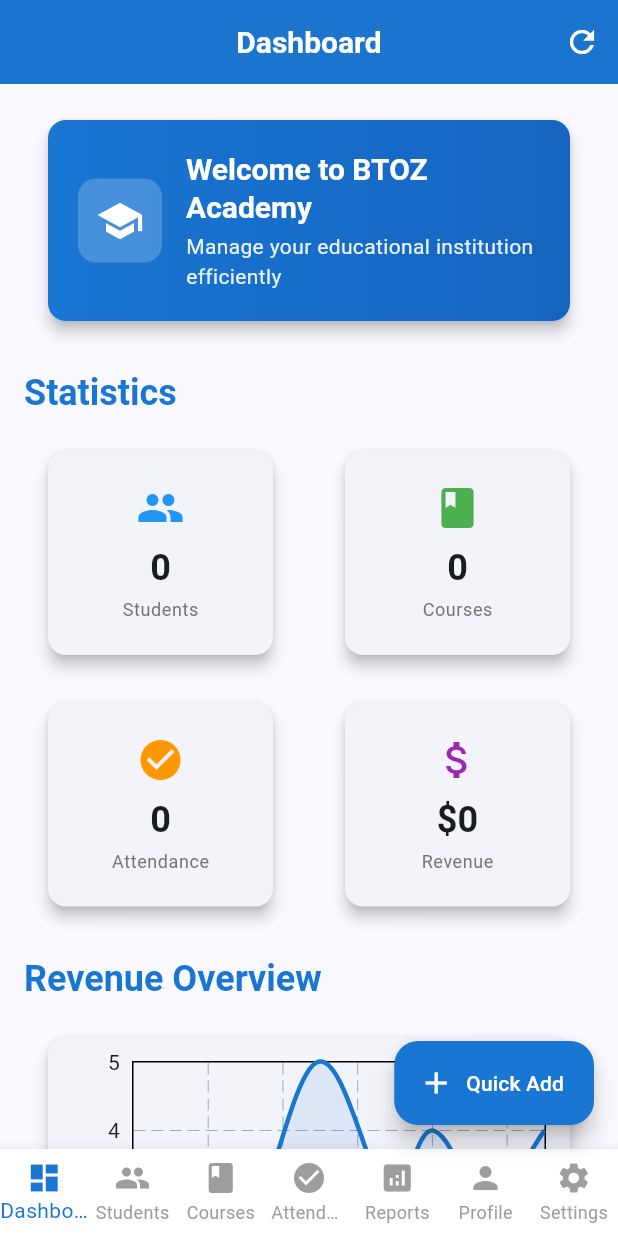
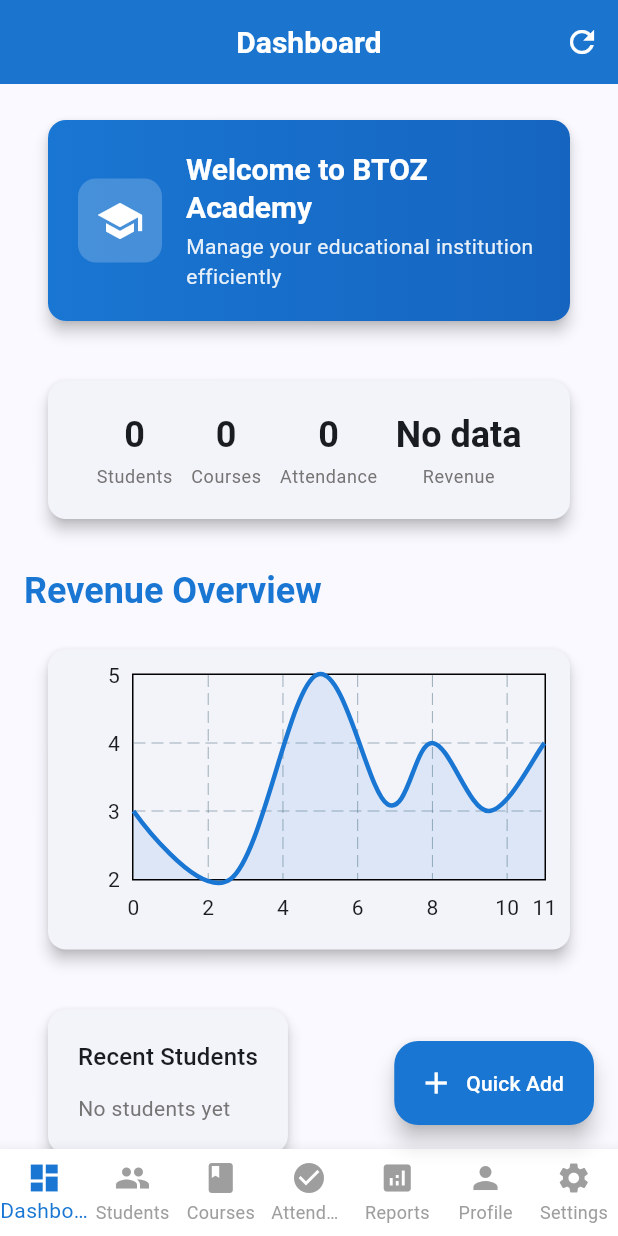
Before and after one commit to Uvaisbugh/Btoz_flutter, a Flutter app: the screen it shows after launch, on a phone screen of 412 x 824 dp. Run offline on Flutter 3.47's test engine with Material 3 defaults, Android fonts, the phone set to English and light mode, and no system bars; drawn by our look-alikes of fl_chart; our stand-ins replace connectivity_plus, flutter_local_notifications, flutter_spinkit, hive, hive_flutter, shared_preferences; accounts and stored records are empty; generated files the repository leaves out were written again.

Commit message:
Update home.dart

```diff
--- a/lib/screens/home.dart
+++ b/lib/screens/home.dart
@@ -203,46 +203,24 @@
   }
 
   Widget _buildStatisticsSection() {
-    return Column(
-      crossAxisAlignment: CrossAxisAlignment.start,
+    return Card(
+      child: Padding(
+        padding: const EdgeInsets.all(20),
+        child: Row(
+          mainAxisAlignment: MainAxisAlignment.spaceEvenly,
           children: [
-        Text('Statistics', style: Theme.of(context).textTheme.headlineMedium),
-        const SizedBox(height: 16),
-        GridView.count(
-          shrinkWrap: true,
-          physics: const NeverScrollableScrollPhysics(),
-          crossAxisCount: 2,
-          crossAxisSpacing: 16,
-          mainAxisSpacing: 16,
-          childAspectRatio: 1.2,
-          children: [
-            _buildStatCard(
-              'Students',
-              totalStudents.toString(),
-              Icons.people,
-              Colors.blue,
-            ),
-            _buildStatCard(
-              'Courses',
-              totalCourses.toString(),
-              Icons.book,
-              Colors.green,
-            ),
-            _buildStatCard(
-              'Attendance',
-              totalAttendance.toString(),
-              Icons.check_circle,
-              Colors.orange,
-            ),
+            _buildStatCard('Students', totalStudents.toString()),
+            _buildStatCard('Courses', totalCourses.toString()),
+            _buildStatCard('Attendance', totalAttendance.toString()),
             _buildStatCard(
               'Revenue',
-              '\$${NumberFormat('#,##0').format(totalRevenue)}',
-              Icons.attach_money,
-              Colors.purple,
+              totalRevenue == 0.0
+                  ? 'No data'
+                  : '\$${totalRevenue.toStringAsFixed(2)}',
             ),
           ],
         ),
-      ],
+      ),
     );
   }
 
@@ -307,142 +285,65 @@
   }
 
   Widget _buildRecentStudentsSection() {
-    return Column(
+    return Card(
+      child: Padding(
+        padding: const EdgeInsets.all(20),
+        child: Column(
           crossAxisAlignment: CrossAxisAlignment.start,
-      children: [
-        Row(
-          mainAxisAlignment: MainAxisAlignment.spaceBetween,
           children: [
             Text(
               'Recent Students',
-              style: Theme.of(context).textTheme.headlineMedium,
+              style: Theme.of(context).textTheme.titleMedium,
             ),
-            TextButton(
-              onPressed: () => setState(() => _currentIndex = 1),
-              child: const Text('View All'),
+            const SizedBox(height: 12),
+            if (recentStudents.isEmpty)
+              Text(
+                'No students yet',
+                style: TextStyle(color: Colors.grey[600]),
               ),
-          ],
-        ),
-        const SizedBox(height: 16),
             if (recentStudents.isNotEmpty)
-          ListView.builder(
-            shrinkWrap: true,
-            physics: const NeverScrollableScrollPhysics(),
-            itemCount: recentStudents.length,
-            itemBuilder: (context, index) {
-              final student = recentStudents[index];
-              return Card(
-                child: ListTile(
+              ...recentStudents.map(
+                (student) => ListTile(
                   leading: CircleAvatar(
-                    backgroundColor: Theme.of(context).primaryColor,
-                    child: Text(
-                      student.name[0].toUpperCase(),
-                      style: const TextStyle(
-                        color: Colors.white,
-                        fontWeight: FontWeight.bold,
-                      ),
-                    ),
+                    child: Text(student.name[0].toUpperCase()),
                   ),
                   title: Text(student.name),
-                  subtitle: Text('${student.course} • ${student.email}'),
-                  trailing: const Icon(Icons.chevron_right),
-                  onTap: () {
-                    // Navigate to student details
-                  },
+                  subtitle: Text(student.email),
                 ),
-              );
-            },
-          )
-        else
-          Card(
-            child: Padding(
-              padding: const EdgeInsets.all(20),
-              child: Center(
-                child: Column(
-                  children: [
-                    Icon(
-                      Icons.people_outline,
-                      size: 48,
-                      color: Colors.grey[400],
-                    ),
-                    const SizedBox(height: 8),
-                    Text(
-                      'No students yet',
-                      style: TextStyle(color: Colors.grey[600], fontSize: 16),
               ),
           ],
         ),
       ),
-            ),
-          ),
-      ],
     );
   }
 
   Widget _buildRecentCoursesSection() {
-    return Column(
+    return Card(
+      child: Padding(
+        padding: const EdgeInsets.all(20),
+        child: Column(
           crossAxisAlignment: CrossAxisAlignment.start,
-      children: [
-        Row(
-          mainAxisAlignment: MainAxisAlignment.spaceBetween,
           children: [
             Text(
               'Recent Courses',
-              style: Theme.of(context).textTheme.headlineMedium,
+              style: Theme.of(context).textTheme.titleMedium,
             ),
-            TextButton(
-              onPressed: () => setState(() => _currentIndex = 2),
-              child: const Text('View All'),
-            ),
-          ],
-        ),
-        const SizedBox(height: 16),
+            const SizedBox(height: 12),
+            if (recentCourses.isEmpty)
+              Text('No courses yet', style: TextStyle(color: Colors.grey[600])),
             if (recentCourses.isNotEmpty)
-          ListView.builder(
-            shrinkWrap: true,
-            physics: const NeverScrollableScrollPhysics(),
-            itemCount: recentCourses.length,
-            itemBuilder: (context, index) {
-              final course = recentCourses[index];
-              return Card(
-                child: ListTile(
+              ...recentCourses.map(
+                (course) => ListTile(
                   leading: CircleAvatar(
-                    backgroundColor: Colors.green,
-                    child: const Icon(Icons.book, color: Colors.white),
+                    child: Text(course.name[0].toUpperCase()),
                   ),
                   title: Text(course.name),
-                  subtitle: Text('${course.duration} months • \$${course.fee}'),
-                  trailing: const Icon(Icons.chevron_right),
-                  onTap: () {
-                    // Navigate to course details
-                  },
+                  subtitle: Text(course.instructor),
                 ),
-              );
-            },
-          )
-        else
-          Card(
-            child: Padding(
-              padding: const EdgeInsets.all(20),
-              child: Center(
-                child: Column(
-                  children: [
-                    Icon(
-                      Icons.book_outlined,
-                      size: 48,
-                      color: Colors.grey[400],
-                    ),
-                    const SizedBox(height: 8),
-                    Text(
-                      'No courses yet',
-                      style: TextStyle(color: Colors.grey[600], fontSize: 16),
               ),
           ],
         ),
       ),
-            ),
-          ),
-      ],
     );
   }
 
@@ -493,20 +394,10 @@
     );
   }
 
-  Widget _buildStatCard(
-    String title,
-    String value,
-    IconData icon,
-    Color color,
-  ) {
-    return Card(
-      child: Padding(
-        padding: const EdgeInsets.all(16),
-        child: Column(
+  Widget _buildStatCard(String title, String value) {
+    return Column(
       mainAxisAlignment: MainAxisAlignment.center,
       children: [
-            Icon(icon, color: color, size: 32),
-            const SizedBox(height: 8),
         Text(
           value,
           style: Theme.of(
@@ -521,8 +412,6 @@
           ).textTheme.bodySmall?.copyWith(color: Colors.grey[600]),
         ),
       ],
-        ),
-      ),
     );
   }
 
```
Lines whose indentation alone changed are shown as unchanged.
